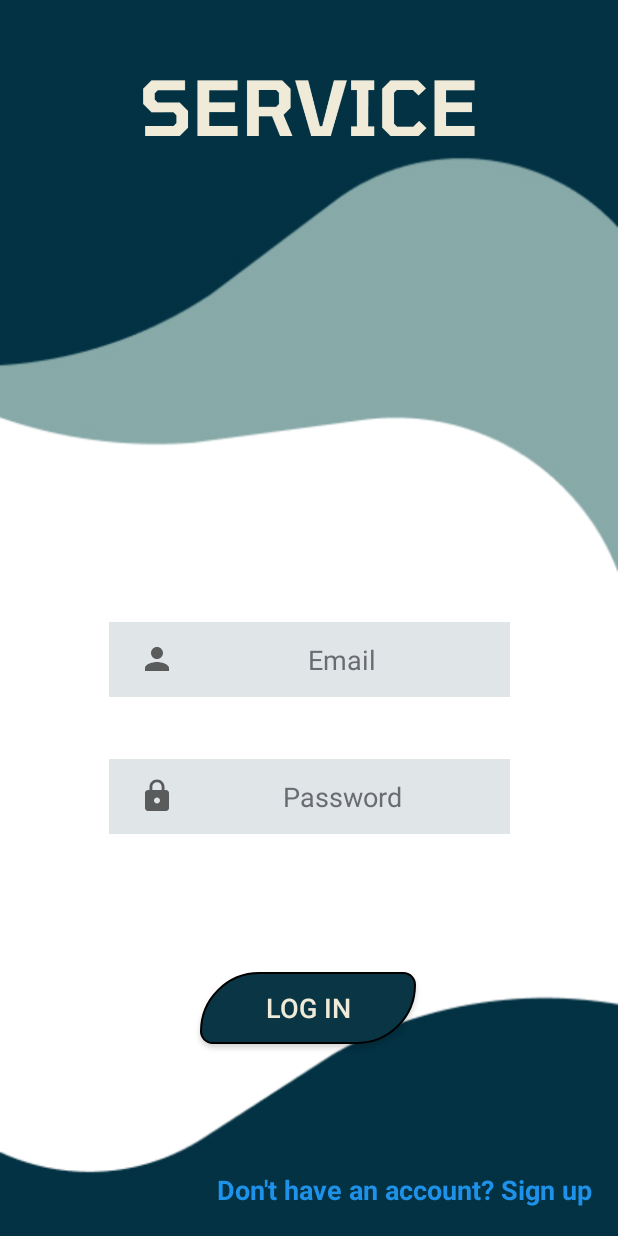
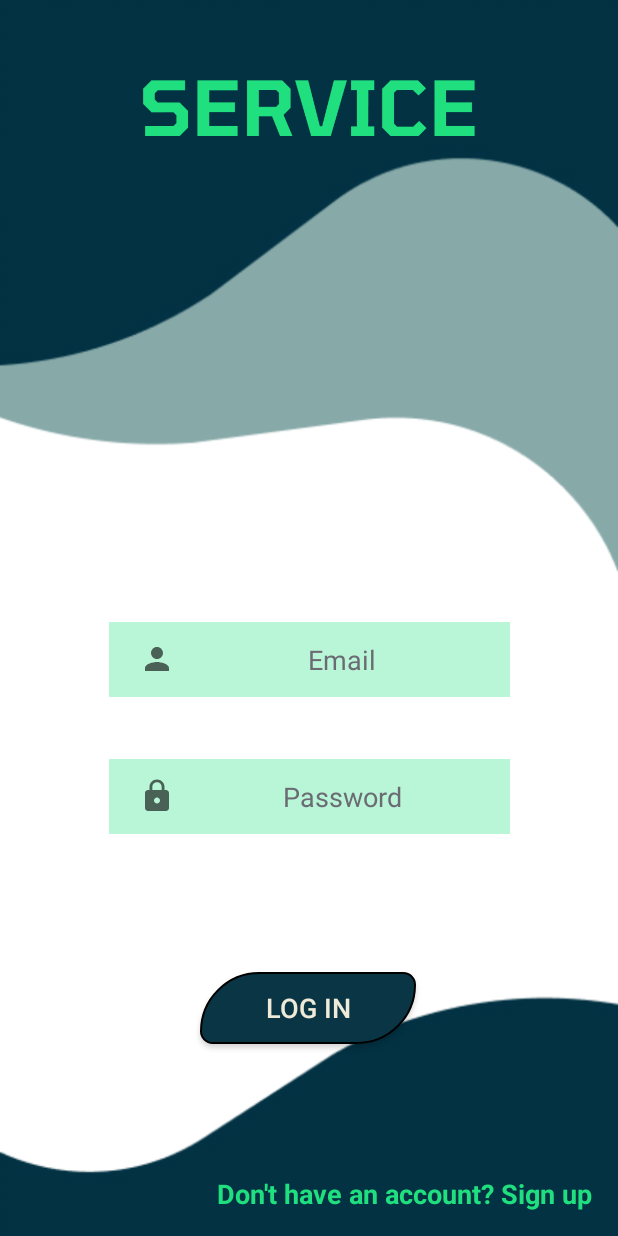
Before and after one commit to MarwaneBella/Serve-App, an Android app: the screen it shows after launch (Login), on a phone screen of 412 x 824 dp. Run offline under Robolectric (Android 15) with nearby library versions, the phone set to English and light mode, and no system bars; our stand-ins replace Firebase (no records; nobody signed in at launch, a user with empty details on screens opened directly).

Commit message:
hamza update6

```diff
--- a/app/src/main/res/layout/activity_login.xml
+++ b/app/src/main/res/layout/activity_login.xml
@@ -21,14 +21,14 @@
         app:layout_constraintTop_toTopOf="parent"
         app:layout_constraintVertical_bias="0.048"
         app:srcCompat="@drawable/finalservice"
-        app:tint="@color/secondColor" />
+        app:tint="@color/shineColor" />
 
     <EditText
         android:id="@+id/etEmail"
         android:layout_width="267dp"
         android:layout_height="50dp"
         android:layout_marginTop="108dp"
-        android:background="#20093545"
+        android:background="#5020DF7F"
         android:drawableLeft="@drawable/ic_baseline_person_24"
         android:drawablePadding="0dp"
         android:ems="13"
@@ -50,7 +50,7 @@
         android:layout_width="267dp"
         android:layout_height="50dp"
         android:layout_marginTop="36dp"
-        android:background="#20093545"
+        android:background="#5020DF7F"
         android:drawableLeft="@drawable/ic_baseline_lock_24"
         android:drawablePadding="0dp"
         android:ems="13"
@@ -89,7 +89,7 @@
         android:layout_height="wrap_content"
         android:layout_marginTop="32dp"
         android:text="@string/textCreateAcc"
-        android:textColor="@color/specialColor"
+        android:textColor="@color/shineColor"
         android:textSize="18sp"
         android:textStyle="bold"
         app:layout_constraintBottom_toBottomOf="parent"
@@ -97,7 +97,7 @@
         app:layout_constraintHorizontal_bias="0.891"
         app:layout_constraintStart_toStartOf="parent"
         app:layout_constraintTop_toBottomOf="@+id/btnLog"
-        app:layout_constraintVertical_bias="0.738" />
+        app:layout_constraintVertical_bias="0.78" />
 
 
 </androidx.constraintlayout.widget.ConstraintLayout>
--- a/app/src/main/res/values/colors.xml
+++ b/app/src/main/res/values/colors.xml
@@ -10,7 +10,7 @@
     <color name="specialColor">#1E91E9</color>
     <color name="secondColor">#EFEBD8</color>
     <color name="firstColor">#211F1F</color>
-    <color name="shineColor">#8AC5A8</color>
+    <color name="shineColor">#20DF7F</color>
 
     <color name="textHintColor">#6B6C73</color>
 </resources>
```
